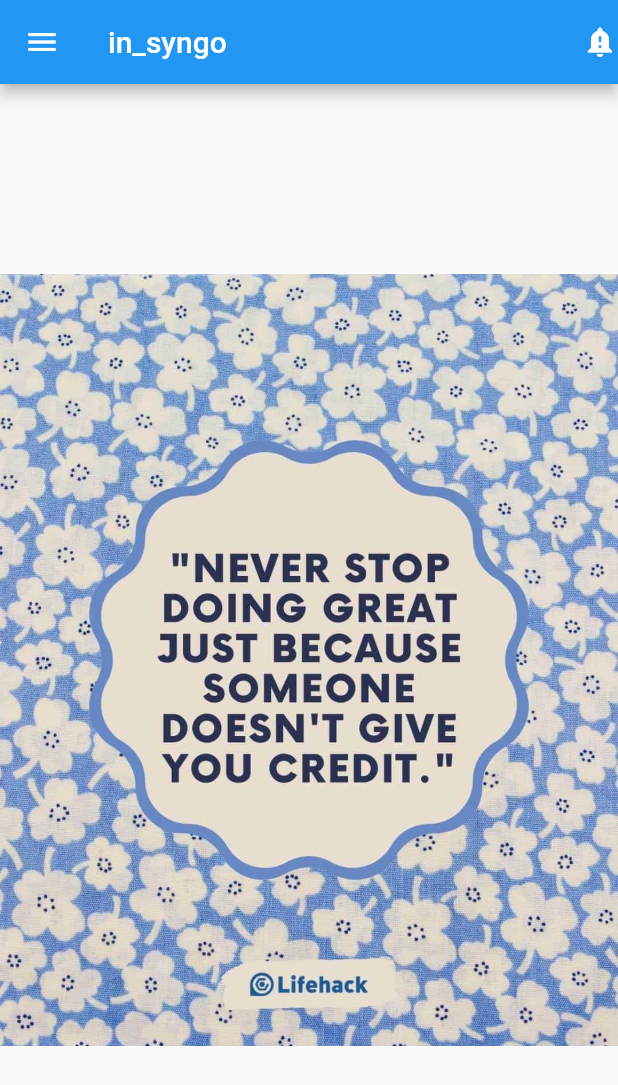
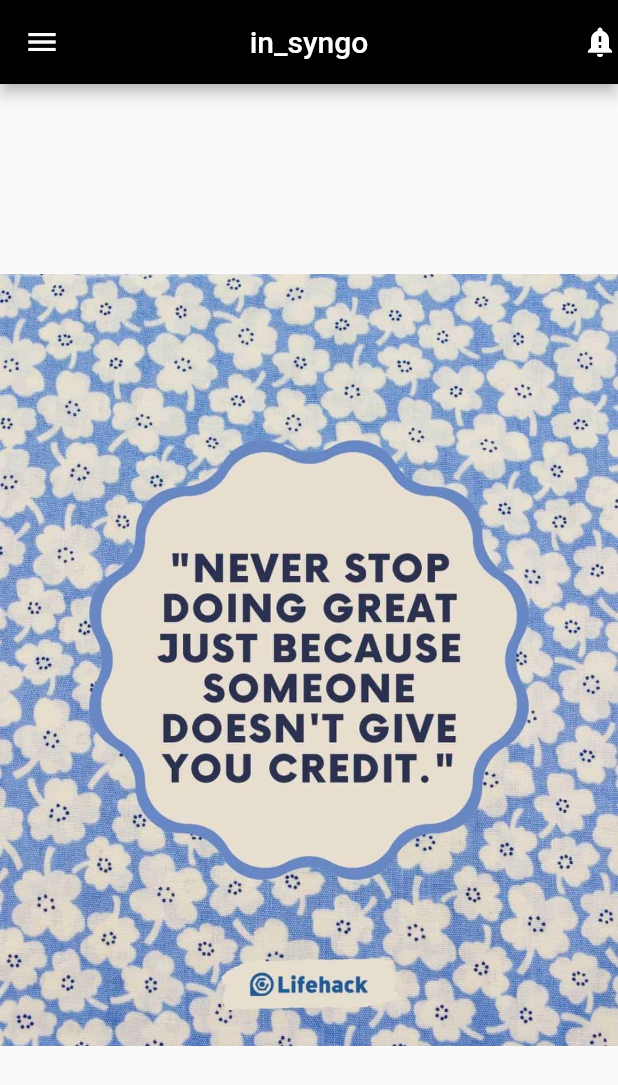
Before and after one commit to HEYKASHIF/flybe, a Flutter app: the screen it shows after launch, on a phone screen of 412 x 824 dp. Shown: the top 1085 px of the screen. Run offline on Flutter 3.47's test engine with Material 2 defaults, Android fonts, the phone set to English and light mode, and no system bars.

Commit message:
third commit

```diff
--- a/lib/main.dart
+++ b/lib/main.dart
@@ -11,6 +11,8 @@ class MyApp extends StatelessWidget {
       debugShowCheckedModeBanner: false,
       home: Scaffold(
         appBar: AppBar(
+          centerTitle: true,
+          backgroundColor: Colors.black,
           title: const Text("in_syngo"),
           leading: const Icon(Icons.menu),
           actions: const [Icon(Icons.notification_important)],
```
